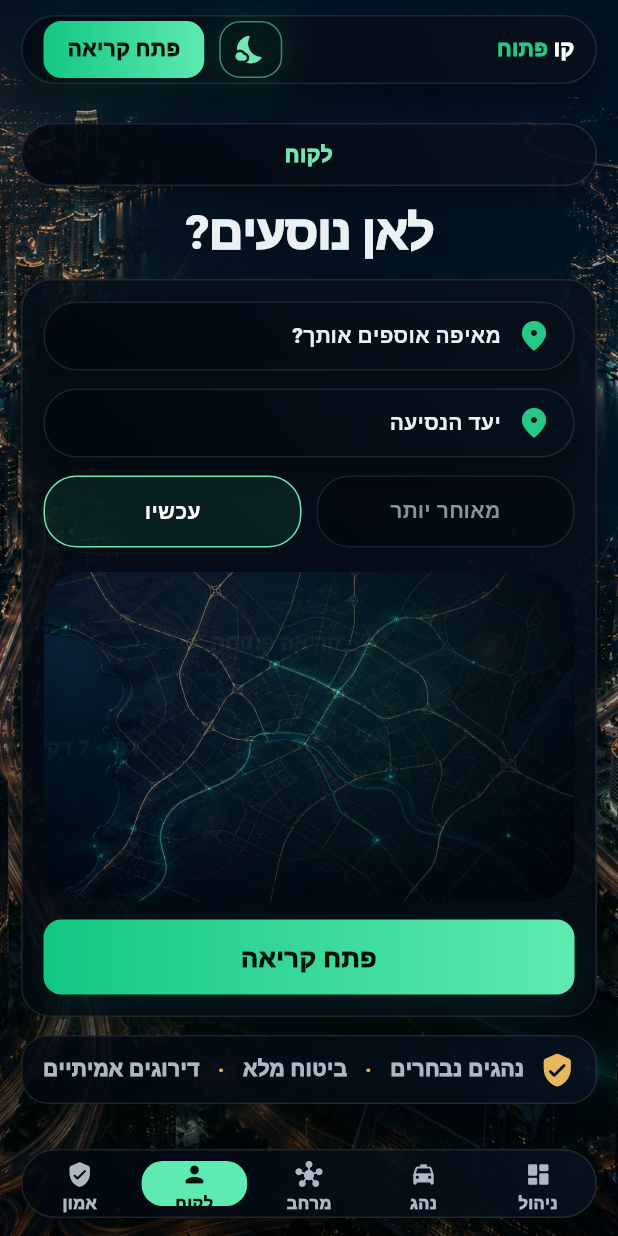
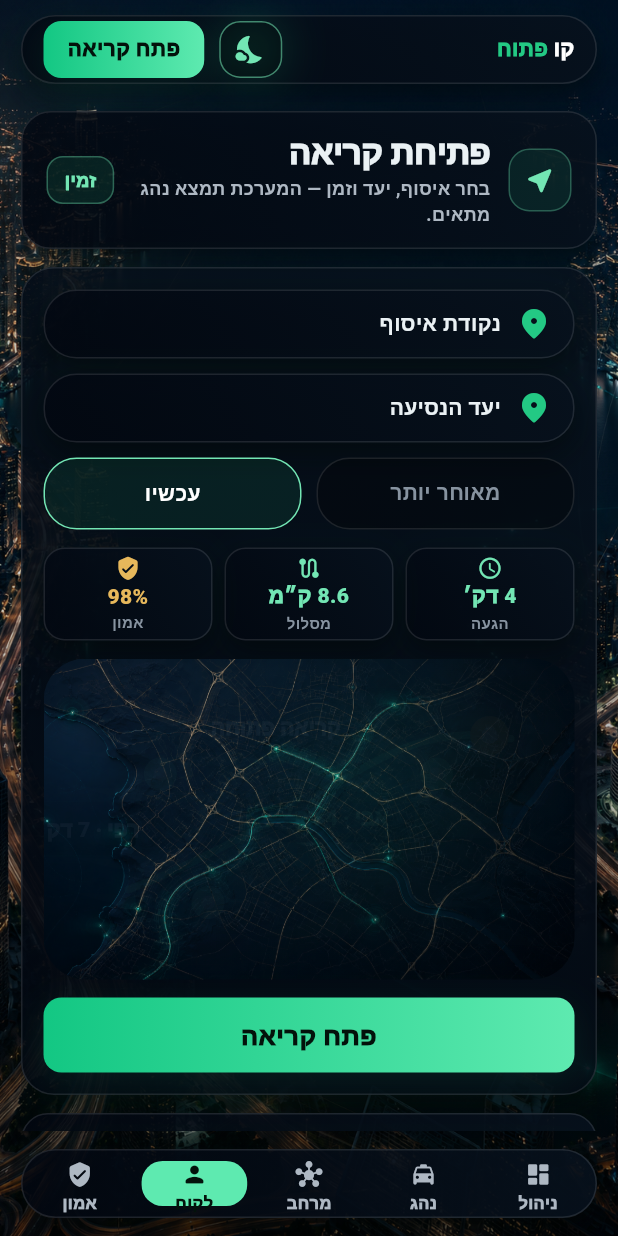
Before and after one commit to stamplace/kav-patuach, a Flutter app: the screen it shows after launch, on a phone screen of 412 x 824 dp. Run offline on Flutter 3.47's test engine with Material 3 defaults, Android fonts, the phone set to English and light mode, and no system bars; our stand-ins replace google_fonts; Roboto replaces fonts that are missing (Heebo).

Commit message:
feat(usecase): clarify customer ride request flow

```diff
--- a/lib/main.dart
+++ b/lib/main.dart
@@ -54,6 +54,7 @@ Image premiumAssetImage(
 // VISUAL_COMPOSITION_PASS_02: assets lead, old painters are reduced, trust poster has priority.
 // TRUST_DAY_NIGHT_FIX_01: trust uses poster at night and day-city in day mode until a dedicated day poster exists.
 // ASSET_PERFORMANCE_PASS_01: preload image assets and use gapless playback to prevent tearing on fast taps.
+// USE_CASE_PASS_01_CUSTOMER: customer tab is a clear ride request workflow.
 
 
 
@@ -1804,6 +1805,7 @@ class DriverLiveCallCard extends StatelessWidget {
   }
 }
 
+
 class CustomerBookingScene extends StatelessWidget {
   const CustomerBookingScene({super.key});
 
@@ -1819,56 +1821,230 @@ class CustomerBookingScene extends StatelessWidget {
           constraints: const BoxConstraints(maxWidth: 820),
           child: Padding(
             padding: EdgeInsets.only(
-              top: compact ? 8 : 34,
-              bottom: 12,
+              top: compact ? 6 : 24,
+              bottom: 10,
             ),
             child: Column(
-              children: [
-                const GlassLabel('לקוח'),
-                const SizedBox(height: 12),
-                Text(
-                  'לאן נוסעים?',
-                  textAlign: TextAlign.center,
-                  style: TextStyle(
-                    fontSize: compact ? 32 : 42,
-                    height: 1.08,
-                    fontWeight: FontWeight.w900,
-                    letterSpacing: -.6,
-                  ),
-                ),
-                const SizedBox(height: 14),
-                GlassPanel(
-                  radius: 20,
-                  child: Padding(
-                    padding: EdgeInsets.all(compact ? 14 : 18),
-                    child: Column(
-                      children: [
-                        const AppInput(label: 'מאיפה אוספים אותך?'),
-                        const SizedBox(height: 12),
-                        const AppInput(label: 'יעד הנסיעה'),
-                        const SizedBox(height: 12),
-                        const SegmentRow(),
-                        const SizedBox(height: 16),
-                        SizedBox(
-                          height: compact ? 220 : 300,
-                          child: const LiveMapCanvas(),
-                        ),
-                        const SizedBox(height: 12),
-                        const NeonButton(label: 'פתח קריאה'),
-                      ],
+              children: const [
+                CustomerActionHeader(),
+                SizedBox(height: 12),
+                CustomerRequestPanel(),
+                SizedBox(height: 12),
+                TrustStrip(),
+              ],
+            ),
+          ),
+        ),
+      ),
+    );
+  }
+}
+
+class CustomerActionHeader extends StatelessWidget {
+  const CustomerActionHeader({super.key});
+
+  @override
+  Widget build(BuildContext context) {
+    return GlassPanel(
+      radius: 20,
+      child: Padding(
+        padding: const EdgeInsets.fromLTRB(16, 14, 16, 14),
+        child: Row(
+          children: [
+            Container(
+              width: 42,
+              height: 42,
+              decoration: BoxDecoration(
+                borderRadius: BorderRadius.circular(14),
+                color: kGreen.withOpacity(.10),
+                border: Border.all(color: kGreenSoft.withOpacity(.30)),
+              ),
+              child: const Icon(Icons.near_me_rounded, color: kGreenSoft, size: 22),
+            ),
+            const SizedBox(width: 12),
+            const Expanded(
+              child: Column(
+                crossAxisAlignment: CrossAxisAlignment.start,
+                children: [
+                  Text(
+                    'פתיחת קריאה',
+                    style: TextStyle(
+                      fontSize: 22,
+                      height: 1.05,
+                      fontWeight: FontWeight.w900,
+                      letterSpacing: -.2,
                     ),
                   ),
-                ),
-                const SizedBox(height: 12),
-                const TrustStrip(),
-              ],
-            ),
-          ),
-        ),
-      ),
-    );
-  }
-}
+                  SizedBox(height: 4),
+                  Text(
+                    'בחר איסוף, יעד וזמן — המערכת תמצא נהג מתאים.',
+                    style: TextStyle(
+                      color: Color(0xFFAEB8C3),
+                      fontSize: 12,
+                      height: 1.35,
+                      fontWeight: FontWeight.w700,
+                    ),
+                  ),
+                ],
+              ),
+            ),
+            CustomerStatusPill(label: 'זמין'),
+          ],
+        ),
+      ),
+    );
+  }
+}
+
+class CustomerStatusPill extends StatelessWidget {
+  final String label;
+
+  const CustomerStatusPill({
+    required this.label,
+    super.key,
+  });
+
+  @override
+  Widget build(BuildContext context) {
+    return Container(
+      height: 32,
+      padding: const EdgeInsets.symmetric(horizontal: 11),
+      decoration: BoxDecoration(
+        color: kGreen.withOpacity(.12),
+        borderRadius: BorderRadius.circular(11),
+        border: Border.all(color: kGreenSoft.withOpacity(.35)),
+      ),
+      alignment: Alignment.center,
+      child: Text(
+        label,
+        style: const TextStyle(
+          color: kGreenSoft,
+          fontSize: 12,
+          fontWeight: FontWeight.w900,
+        ),
+      ),
+    );
+  }
+}
+
+class CustomerRequestPanel extends StatelessWidget {
+  const CustomerRequestPanel({super.key});
+
+  @override
+  Widget build(BuildContext context) {
+    return GlassPanel(
+      radius: 22,
+      child: Padding(
+        padding: const EdgeInsets.all(14),
+        child: Column(
+          children: const [
+            AppInput(label: 'נקודת איסוף'),
+            SizedBox(height: 10),
+            AppInput(label: 'יעד הנסיעה'),
+            SizedBox(height: 10),
+            SegmentRow(),
+            SizedBox(height: 12),
+            CustomerRideSummary(),
+            SizedBox(height: 12),
+            SizedBox(
+              height: 214,
+              child: LiveMapCanvas(),
+            ),
+            SizedBox(height: 12),
+            NeonButton(label: 'פתח קריאה'),
+          ],
+        ),
+      ),
+    );
+  }
+}
+
+class CustomerRideSummary extends StatelessWidget {
+  const CustomerRideSummary({super.key});
+
+  @override
+  Widget build(BuildContext context) {
+    return Row(
+      children: const [
+        Expanded(
+          child: CustomerMiniMetric(
+            icon: Icons.schedule_rounded,
+            label: 'הגעה',
+            value: '4 דק׳',
+            accent: kGreenSoft,
+          ),
+        ),
+        SizedBox(width: 8),
+        Expanded(
+          child: CustomerMiniMetric(
+            icon: Icons.route_rounded,
+            label: 'מסלול',
+            value: '8.6 ק״מ',
+            accent: kGreenSoft,
+          ),
+        ),
+        SizedBox(width: 8),
+        Expanded(
+          child: CustomerMiniMetric(
+            icon: Icons.verified_user_rounded,
+            label: 'אמון',
+            value: '98%',
+            accent: kGold,
+          ),
+        ),
+      ],
+    );
+  }
+}
+
+class CustomerMiniMetric extends StatelessWidget {
+  final IconData icon;
+  final String label;
+  final String value;
+  final Color accent;
+
+  const CustomerMiniMetric({
+    required this.icon,
+    required this.label,
+    required this.value,
+    required this.accent,
+    super.key,
+  });
+
+  @override
+  Widget build(BuildContext context) {
+    return GlassPanel(
+      height: 62,
+      radius: 14,
+      child: Column(
+        mainAxisAlignment: MainAxisAlignment.center,
+        children: [
+          Icon(icon, color: accent, size: 17),
+          const SizedBox(height: 3),
+          Text(
+            value,
+            style: TextStyle(
+              color: accent,
+              fontSize: 14,
+              fontWeight: FontWeight.w900,
+              height: 1,
+            ),
+          ),
+          const SizedBox(height: 3),
+          Text(
+            label,
+            style: const TextStyle(
+              color: Color(0xFF8793A0),
+              fontSize: 10,
+              fontWeight: FontWeight.w800,
+            ),
+          ),
+        ],
+      ),
+    );
+  }
+}
+
 
 class TrustStrip extends StatelessWidget {
   const TrustStrip({super.key});
```
Also changed, not shown: 1 other file.
